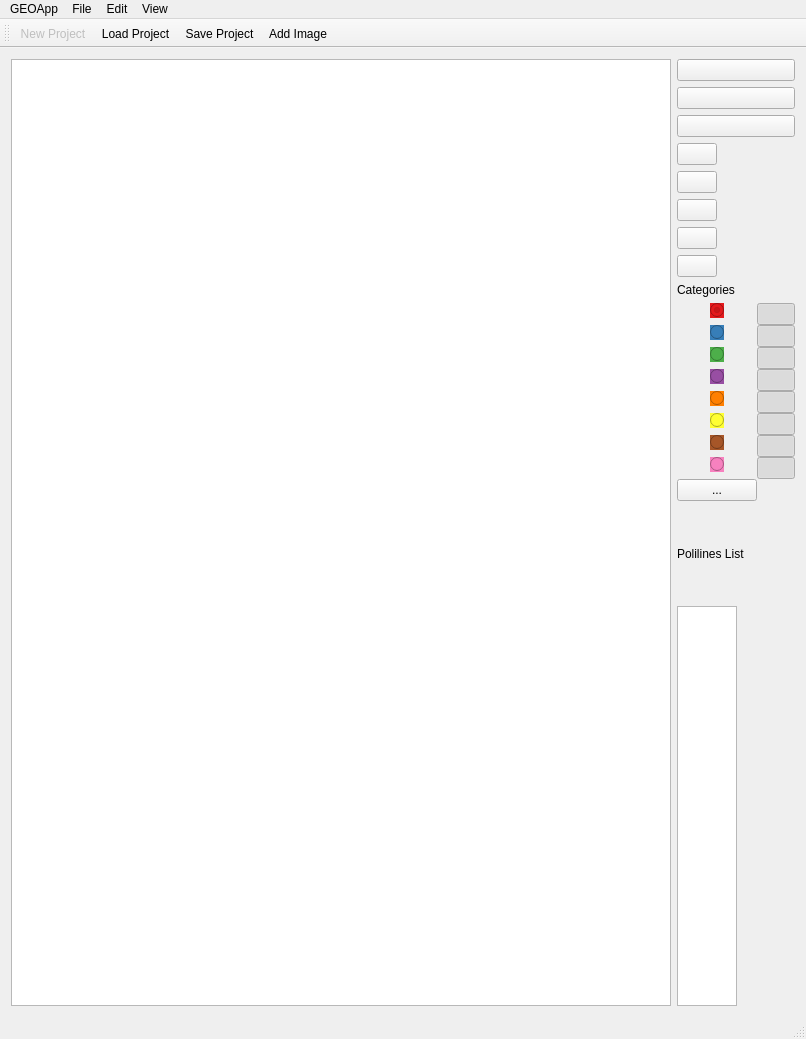
The window that Geo_GUI_Application/mainwindow.ui (IvanSevilla/GAT) describes before a commit, drawn with Qt 5.
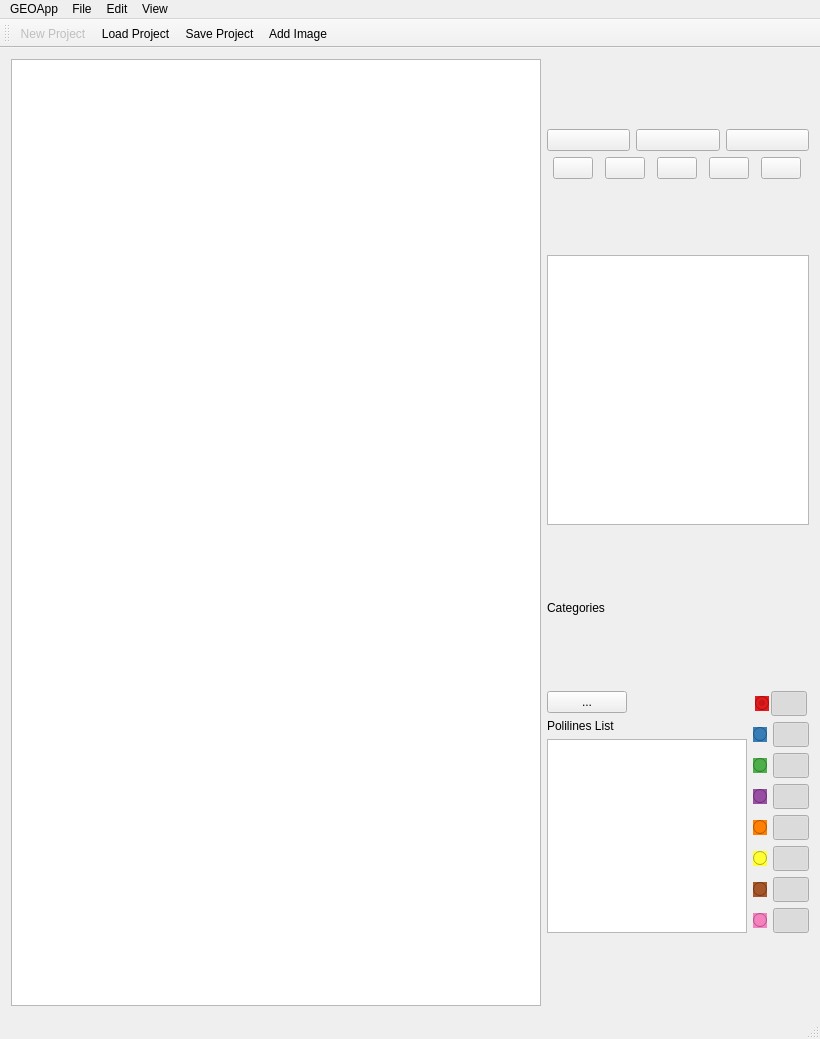
The same window after the commit. Icons and pictures are not drawn.

Patch:
```diff
--- a/Geo_GUI_Application/mainwindow.ui
+++ b/Geo_GUI_Application/mainwindow.ui
@@ -9,7 +9,7 @@
    <rect>
     <x>0</x>
     <y>0</y>
-    <width>806</width>
+    <width>820</width>
     <height>1039</height>
    </rect>
   </property>
@@ -85,6 +85,11 @@
          <enum>QLayout::SetMinimumSize</enum>
         </property>
         <item>
+         <layout class="QHBoxLayout" name="horizontalLayoutButton">
+          <property name="sizeConstraint">
+           <enum>QLayout::SetMinimumSize</enum>
+          </property>
+          <item>
          <widget class="QPushButton" name="Btn_Zoom_In">
           <property name="sizePolicy">
            <sizepolicy hsizetype="Minimum" vsizetype="Fixed">
@@ -204,8 +209,10 @@
           </property>
          </widget>
         </item>
+         </layout>
+        </item>
         <item>
-         <layout class="QVBoxLayout" name="verticalLayout_4">
+         <layout class="QHBoxLayout" name="horizontalLayoutButtons">
           <property name="sizeConstraint">
            <enum>QLayout::SetMinimumSize</enum>
           </property>
@@ -427,6 +434,22 @@
         </item>
        </layout>
       </item>
+      <item>
+       <widget class="QGraphicsView" name="graphicsView_2">
+        <property name="sizePolicy">
+         <sizepolicy hsizetype="Fixed" vsizetype="Fixed">
+          <horstretch>0</horstretch>
+          <verstretch>0</verstretch>
+         </sizepolicy>
+        </property>
+        <property name="maximumSize">
+         <size>
+          <width>270</width>
+          <height>270</height>
+         </size>
+        </property>
+       </widget>
+      </item>
       <item>
        <widget class="QLabel" name="label">
         <property name="sizePolicy">
@@ -435,37 +458,94 @@
           <verstretch>0</verstretch>
          </sizepolicy>
         </property>
+        <property name="layoutDirection">
+         <enum>Qt::LeftToRight</enum>
+        </property>
         <property name="text">
          <string>Categories</string>
         </property>
        </widget>
       </item>
       <item>
+       <layout class="QHBoxLayout" name="horLayout_3">
+        <item>
+         <layout class="QVBoxLayout" name="verLayout_2">
+          <item>
+           <widget class="QPushButton" name="showPolilines">
+            <property name="sizePolicy">
+             <sizepolicy hsizetype="Fixed" vsizetype="Fixed">
+              <horstretch>0</horstretch>
+              <verstretch>0</verstretch>
+             </sizepolicy>
+            </property>
+            <property name="text">
+             <string>...</string>
+            </property>
+            <property name="checkable">
+             <bool>true</bool>
+            </property>
+           </widget>
+          </item>
+          <item>
+           <widget class="QLabel" name="labelPolilines">
+            <property name="text">
+             <string>Polilines List</string>
+            </property>
+           </widget>
+          </item>
+          <item>
+           <widget class="QListWidget" name="polilines">
+            <property name="sizePolicy">
+             <sizepolicy hsizetype="Minimum" vsizetype="Minimum">
+              <horstretch>1</horstretch>
+              <verstretch>1</verstretch>
+             </sizepolicy>
+            </property>
+            <property name="minimumSize">
+             <size>
+              <width>200</width>
+              <height>100</height>
+             </size>
+            </property>
+            <property name="maximumSize">
+             <size>
+              <width>60</width>
+              <height>400</height>
+             </size>
+            </property>
+            <property name="baseSize">
+             <size>
+              <width>50</width>
+              <height>200</height>
+             </size>
+            </property>
+            <property name="batchSize">
+             <number>100</number>
+            </property>
+            <property name="itemAlignment">
+             <set>Qt::AlignCenter</set>
+            </property>
+           </widget>
+          </item>
+         </layout>
+        </item>
+        <item>
        <layout class="QVBoxLayout" name="verticalLayout_2">
         <property name="sizeConstraint">
          <enum>QLayout::SetFixedSize</enum>
         </property>
         <item>
-         <layout class="QFormLayout" name="formLayout">
+           <layout class="QHBoxLayout" name="Cat0Layout">
           <property name="sizeConstraint">
            <enum>QLayout::SetMinimumSize</enum>
           </property>
-          <property name="rowWrapPolicy">
-           <enum>QFormLayout::DontWrapRows</enum>
-          </property>
-          <property name="labelAlignment">
-           <set>Qt::AlignCenter</set>
-          </property>
-          <property name="formAlignment">
-           <set>Qt::AlignJustify|Qt::AlignTop</set>
-          </property>
-          <property name="horizontalSpacing">
+            <property name="horizontalSpacing" stdset="0">
            <number>0</number>
           </property>
-          <property name="verticalSpacing">
+            <property name="verticalSpacing" stdset="0">
            <number>0</number>
           </property>
-          <item row="1" column="0">
+            <item>
            <widget class="QRadioButton" name="Group0">
             <property name="sizePolicy">
              <sizepolicy hsizetype="Fixed" vsizetype="Fixed">
@@ -488,18 +568,18 @@
             </property>
            </widget>
           </item>
-          <item row="1" column="1">
+            <item>
            <widget class="QPushButton" name="Visibility0">
             <property name="sizePolicy">
-             <sizepolicy hsizetype="Fixed" vsizetype="Fixed">
+               <sizepolicy hsizetype="Preferred" vsizetype="Preferred">
               <horstretch>0</horstretch>
               <verstretch>0</verstretch>
              </sizepolicy>
             </property>
             <property name="maximumSize">
              <size>
-              <width>38</width>
-              <height>38</height>
+                <width>36</width>
+                <height>25</height>
              </size>
             </property>
             <property name="toolTipDuration">
@@ -524,7 +604,11 @@
             </property>
            </widget>
           </item>
-          <item row="2" column="0">
+           </layout>
+          </item>
+          <item>
+           <layout class="QHBoxLayout" name="Cat1Layout">
+            <item>
            <widget class="QRadioButton" name="Group1">
             <property name="sizePolicy">
              <sizepolicy hsizetype="Fixed" vsizetype="Fixed">
@@ -544,18 +628,18 @@
             </property>
            </widget>
           </item>
-          <item row="2" column="1">
+            <item>
            <widget class="QPushButton" name="Visibility1">
             <property name="sizePolicy">
-             <sizepolicy hsizetype="Fixed" vsizetype="Fixed">
+               <sizepolicy hsizetype="Preferred" vsizetype="Preferred">
               <horstretch>0</horstretch>
               <verstretch>0</verstretch>
              </sizepolicy>
             </property>
             <property name="maximumSize">
              <size>
-              <width>38</width>
-              <height>38</height>
+                <width>36</width>
+                <height>25</height>
              </size>
             </property>
             <property name="text">
@@ -574,7 +658,11 @@
             </property>
            </widget>
           </item>
-          <item row="3" column="0">
+           </layout>
+          </item>
+          <item>
+           <layout class="QHBoxLayout" name="Cat2Layout">
+            <item>
            <widget class="QRadioButton" name="Group2">
             <property name="sizePolicy">
              <sizepolicy hsizetype="Fixed" vsizetype="Fixed">
@@ -593,18 +681,18 @@
             </property>
            </widget>
           </item>
-          <item row="3" column="1">
+            <item>
            <widget class="QPushButton" name="Visibility2">
             <property name="sizePolicy">
-             <sizepolicy hsizetype="Fixed" vsizetype="Fixed">
+               <sizepolicy hsizetype="Preferred" vsizetype="Preferred">
               <horstretch>0</horstretch>
               <verstretch>0</verstretch>
              </sizepolicy>
             </property>
             <property name="maximumSize">
              <size>
-              <width>38</width>
-              <height>38</height>
+                <width>36</width>
+                <height>25</height>
              </size>
             </property>
             <property name="text">
@@ -624,7 +712,11 @@
             </property>
            </widget>
           </item>
-          <item row="4" column="0">
+           </layout>
+          </item>
+          <item>
+           <layout class="QHBoxLayout" name="Cat3Layout">
+            <item>
            <widget class="QRadioButton" name="Group3">
             <property name="sizePolicy">
              <sizepolicy hsizetype="Fixed" vsizetype="Fixed">
@@ -643,18 +735,18 @@
             </property>
            </widget>
           </item>
-          <item row="4" column="1">
+            <item>
            <widget class="QPushButton" name="Visibility3">
             <property name="sizePolicy">
-             <sizepolicy hsizetype="Fixed" vsizetype="Fixed">
+               <sizepolicy hsizetype="Preferred" vsizetype="Preferred">
               <horstretch>0</horstretch>
               <verstretch>0</verstretch>
              </sizepolicy>
             </property>
             <property name="maximumSize">
              <size>
-              <width>38</width>
-              <height>38</height>
+                <width>36</width>
+                <height>25</height>
              </size>
             </property>
             <property name="text">
@@ -673,7 +765,11 @@
             </property>
            </widget>
           </item>
-          <item row="5" column="0">
+           </layout>
+          </item>
+          <item>
+           <layout class="QHBoxLayout" name="Cat4Layout">
+            <item>
            <widget class="QRadioButton" name="Group4">
             <property name="sizePolicy">
              <sizepolicy hsizetype="Fixed" vsizetype="Fixed">
@@ -692,18 +788,18 @@
             </property>
            </widget>
           </item>
-          <item row="5" column="1">
+            <item>
            <widget class="QPushButton" name="Visibility4">
             <property name="sizePolicy">
-             <sizepolicy hsizetype="Fixed" vsizetype="Fixed">
+               <sizepolicy hsizetype="Preferred" vsizetype="Preferred">
               <horstretch>0</horstretch>
               <verstretch>0</verstretch>
              </sizepolicy>
             </property>
             <property name="maximumSize">
              <size>
-              <width>38</width>
-              <height>38</height>
+                <width>36</width>
+                <height>25</height>
              </size>
             </property>
             <property name="text">
@@ -722,7 +818,11 @@
             </property>
            </widget>
           </item>
-          <item row="6" column="0">
+           </layout>
+          </item>
+          <item>
+           <layout class="QHBoxLayout" name="Cat5Layout">
+            <item>
            <widget class="QRadioButton" name="Group5">
             <property name="sizePolicy">
              <sizepolicy hsizetype="Fixed" vsizetype="Fixed">
@@ -741,18 +841,18 @@
             </property>
            </widget>
           </item>
-          <item row="6" column="1">
+            <item>
            <widget class="QPushButton" name="Visibility5">
             <property name="sizePolicy">
-             <sizepolicy hsizetype="Fixed" vsizetype="Fixed">
+               <sizepolicy hsizetype="Preferred" vsizetype="Preferred">
               <horstretch>0</horstretch>
               <verstretch>0</verstretch>
              </sizepolicy>
             </property>
             <property name="maximumSize">
              <size>
-              <width>38</width>
-              <height>38</height>
+                <width>36</width>
+                <height>25</height>
              </size>
             </property>
             <property name="text">
@@ -771,7 +871,11 @@
             </property>
            </widget>
           </item>
-          <item row="7" column="0">
+           </layout>
+          </item>
+          <item>
+           <layout class="QHBoxLayout" name="Cat6Layout">
+            <item>
            <widget class="QRadioButton" name="Group6">
             <property name="sizePolicy">
              <sizepolicy hsizetype="Fixed" vsizetype="Fixed">
@@ -790,18 +894,18 @@
             </property>
            </widget>
           </item>
-          <item row="7" column="1">
+            <item>
            <widget class="QPushButton" name="Visibility6">
             <property name="sizePolicy">
-             <sizepolicy hsizetype="Fixed" vsizetype="Fixed">
+               <sizepolicy hsizetype="Preferred" vsizetype="Preferred">
               <horstretch>0</horstretch>
               <verstretch>0</verstretch>
              </sizepolicy>
             </property>
             <property name="maximumSize">
              <size>
-              <width>38</width>
-              <height>38</height>
+                <width>36</width>
+                <height>25</height>
              </size>
             </property>
             <property name="text">
@@ -820,7 +924,11 @@
             </property>
            </widget>
           </item>
-          <item row="8" column="0">
+           </layout>
+          </item>
+          <item>
+           <layout class="QHBoxLayout" name="Cat7Layout">
+            <item>
            <widget class="QRadioButton" name="Group7">
             <property name="sizePolicy">
              <sizepolicy hsizetype="Fixed" vsizetype="Fixed">
@@ -842,18 +950,18 @@
             </property>
            </widget>
           </item>
-          <item row="8" column="1">
+            <item>
            <widget class="QPushButton" name="Visibility7">
             <property name="sizePolicy">
-             <sizepolicy hsizetype="Fixed" vsizetype="Fixed">
+               <sizepolicy hsizetype="Preferred" vsizetype="Preferred">
               <horstretch>0</horstretch>
               <verstretch>0</verstretch>
              </sizepolicy>
             </property>
             <property name="maximumSize">
              <size>
-              <width>38</width>
-              <height>38</height>
+                <width>36</width>
+                <height>25</height>
              </size>
             </property>
             <property name="text">
@@ -872,64 +980,9 @@
             </property>
            </widget>
           </item>
-          <item row="9" column="0">
-           <widget class="QPushButton" name="showPolilines">
-            <property name="sizePolicy">
-             <sizepolicy hsizetype="Fixed" vsizetype="Fixed">
-              <horstretch>0</horstretch>
-              <verstretch>0</verstretch>
-             </sizepolicy>
-            </property>
-            <property name="text">
-             <string>...</string>
-            </property>
-            <property name="checkable">
-             <bool>true</bool>
-            </property>
-           </widget>
-          </item>
-         </layout>
-        </item>
-        <item>
-         <widget class="QLabel" name="labelPolilines">
-          <property name="text">
-           <string>Polilines List</string>
-          </property>
-         </widget>
-        </item>
-        <item>
-         <widget class="QListWidget" name="polilines">
-          <property name="sizePolicy">
-           <sizepolicy hsizetype="Minimum" vsizetype="Minimum">
-            <horstretch>1</horstretch>
-            <verstretch>1</verstretch>
-           </sizepolicy>
-          </property>
-          <property name="minimumSize">
-           <size>
-            <width>60</width>
-            <height>200</height>
-           </size>
-          </property>
-          <property name="maximumSize">
-           <size>
-            <width>60</width>
-            <height>400</height>
-           </size>
-          </property>
-          <property name="baseSize">
-           <size>
-            <width>50</width>
-            <height>200</height>
-           </size>
-          </property>
-          <property name="batchSize">
-           <number>100</number>
-          </property>
-          <property name="itemAlignment">
-           <set>Qt::AlignCenter</set>
-          </property>
-         </widget>
+           </layout>
+          </item>
+         </layout>
         </item>
        </layout>
       </item>
@@ -942,8 +995,8 @@
     <rect>
      <x>0</x>
      <y>0</y>
-     <width>806</width>
-     <height>21</height>
+     <width>820</width>
+     <height>22</height>
     </rect>
    </property>
    <widget class="QMenu" name="menuGEOApp">
@@ -998,7 +1051,7 @@
     <enum>TopToolBarArea</enum>
    </attribute>
    <attribute name="toolBarBreak">
-    <bool>true</bool>
+    <bool>false</bool>
    </attribute>
    <addaction name="actionNewProject"/>
    <addaction name="actionLoad_Project"/>
```
Left out of the diff: 22 changed lines with no effect on the pictures. Lines whose indentation alone changed are shown as unchanged.
